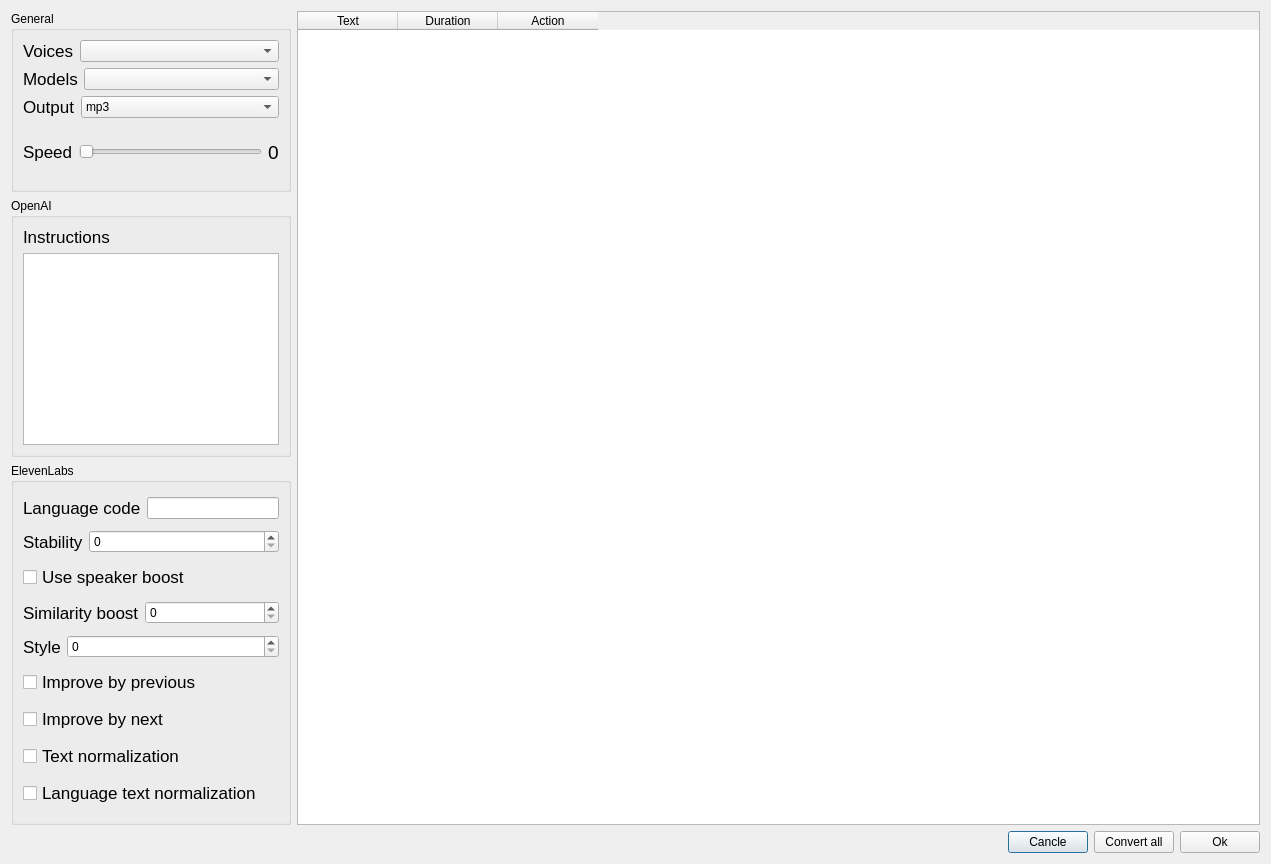
Qt form ui/text_to_speech_window.ui (TruongHaiDang/SRT-Editor) before a commit.
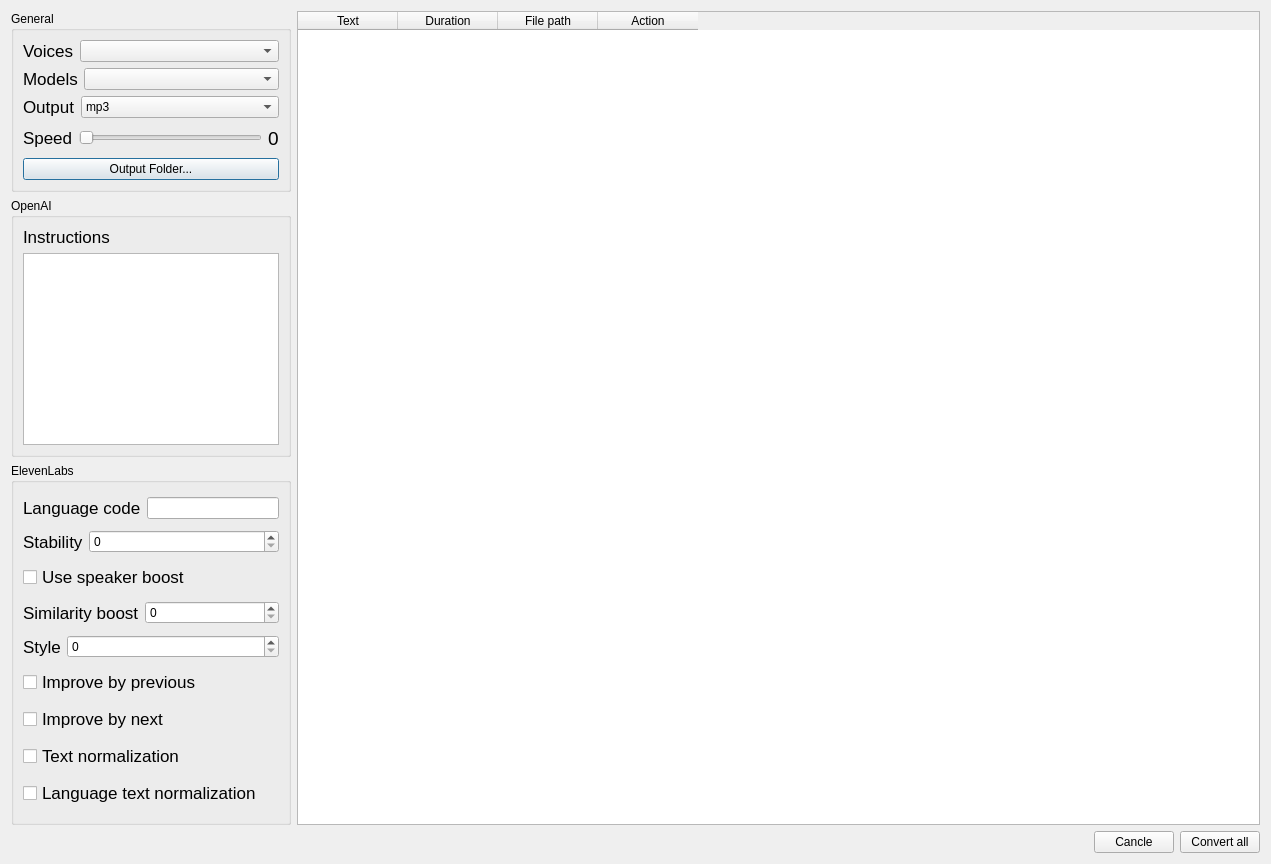
The same form after that commit.

Commit message: feat: add configurable text-to-speech window

The edit to the form file:
```diff
--- a/ui/text_to_speech_window.ui
+++ b/ui/text_to_speech_window.ui
@@ -144,6 +144,13 @@
             </item>
            </layout>
           </item>
+          <item>
+           <widget class="QPushButton" name="pushButtonOutputDir">
+            <property name="text">
+             <string>Output Folder...</string>
+            </property>
+           </widget>
+          </item>
          </layout>
         </widget>
        </item>
@@ -330,6 +337,11 @@
          <string>Duration</string>
         </property>
        </column>
+       <column>
+        <property name="text">
+         <string>File path</string>
+        </property>
+       </column>
        <column>
         <property name="text">
          <string>Action</string>
@@ -368,13 +380,6 @@
        </property>
       </widget>
      </item>
-     <item>
-      <widget class="QPushButton" name="btnOk">
-       <property name="text">
-        <string>Ok</string>
-       </property>
-      </widget>
-     </item>
     </layout>
    </item>
   </layout>
```
The commit also changes 3 other files.
